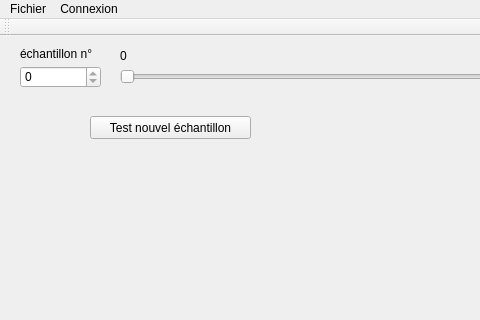
Qt form mainwindow.ui (sm02/roomba-monitor) before a commit; both pictures show x 0 to 480 and y 0 to 320 of the 594 by 482 pixel window.
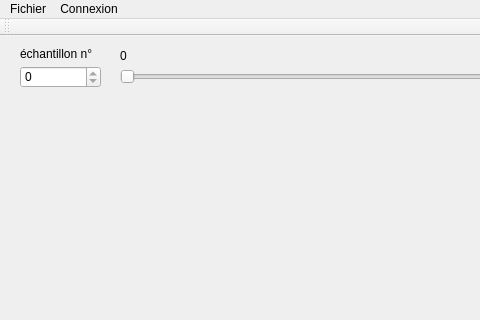
The same form after that commit.

Diff of the .ui file:
```diff
--- a/mainwindow.ui
+++ b/mainwindow.ui
@@ -85,19 +85,6 @@
      <string>0</string>
     </property>
    </widget>
-   <widget class="QPushButton" name="pushButton">
-    <property name="geometry">
-     <rect>
-      <x>90</x>
-      <y>80</y>
-      <width>161</width>
-      <height>23</height>
-     </rect>
-    </property>
-    <property name="text">
-     <string>Test nouvel échantillon</string>
-    </property>
-   </widget>
   </widget>
   <widget class="QMenuBar" name="menuBar">
    <property name="geometry">
```
